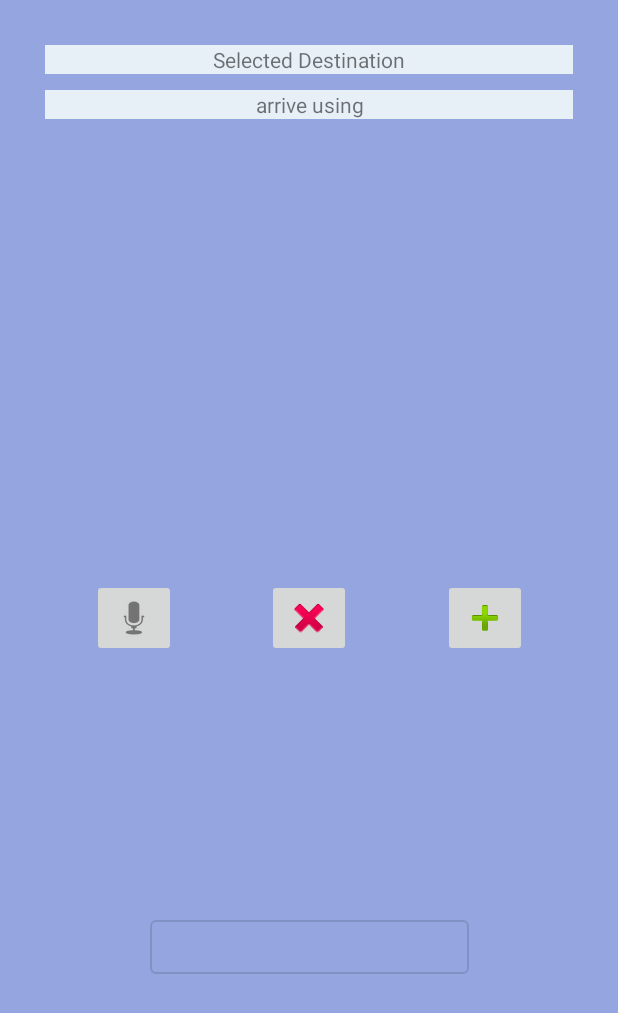
After one commit to liranbr/2022B_MobileDevProject, an Android app: the layout gps_arrival_menu.xml on its own in the app's theme, with its tools: preview values and no code run, on a phone screen of 412 x 824 dp. The commit adds this screen. Shown: the top 1013 px of the screen. Run offline under Robolectric (Android 15) with nearby library versions, the phone set to English and light mode, and no system bars.

Commit message:
added screen arrival_gps

```diff
--- /dev/null
+++ b/app/src/main/res/layout/gps_arrival_menu.xml
@@ -0,0 +1,76 @@
+<?xml version="1.0" encoding="utf-8"?>
+<androidx.constraintlayout.widget.ConstraintLayout xmlns:android="http://schemas.android.com/apk/res/android"
+    xmlns:app="http://schemas.android.com/apk/res-auto"
+    xmlns:tools="http://schemas.android.com/tools"
+    android:layout_width="match_parent"
+    android:layout_height="match_parent"
+    android:background="#94a5df">
+
+    <!-- TODO: design the layout -->
+    <TextView
+        android:id="@+id/textView"
+        android:layout_width="match_parent"
+        android:layout_height="wrap_content"
+        android:layout_margin="30sp"
+        android:background="#e7f0f7"
+        android:gravity="center"
+        android:text="Selected Destination"
+        app:layout_constraintTop_toTopOf="parent" />
+
+    <TextView
+        android:id="@+id/textView4"
+        android:layout_width="match_parent"
+        android:layout_height="wrap_content"
+        android:layout_margin="30sp"
+        android:background="#e7f0f7"
+        android:gravity="center"
+        android:text="arrive using"
+        app:layout_constraintTop_toTopOf="@+id/textView"
+        tools:layout_editor_absoluteX="30dp" />
+
+    <ImageButton
+        android:id="@+id/imageButton"
+        android:layout_width="wrap_content"
+        android:layout_height="wrap_content"
+        app:layout_constraintBottom_toBottomOf="parent"
+        app:layout_constraintEnd_toStartOf="@+id/imageButton5"
+        app:layout_constraintHorizontal_bias="0.5"
+        app:layout_constraintStart_toStartOf="parent"
+        app:layout_constraintTop_toTopOf="parent"
+        app:srcCompat="@android:drawable/ic_btn_speak_now" />
+
+    <ImageButton
+        android:id="@+id/imageButton5"
+        android:layout_width="wrap_content"
+        android:layout_height="wrap_content"
+        app:layout_constraintBottom_toBottomOf="parent"
+        app:layout_constraintEnd_toStartOf="@+id/imageButton3"
+        app:layout_constraintHorizontal_bias="0.5"
+        app:layout_constraintStart_toEndOf="@+id/imageButton"
+        app:layout_constraintTop_toTopOf="parent"
+        app:srcCompat="@android:drawable/ic_delete" />
+
+    <ImageButton
+        android:id="@+id/imageButton3"
+        android:layout_width="wrap_content"
+        android:layout_height="wrap_content"
+        app:layout_constraintBottom_toBottomOf="parent"
+        app:layout_constraintEnd_toEndOf="parent"
+        app:layout_constraintHorizontal_bias="0.5"
+        app:layout_constraintStart_toEndOf="@+id/imageButton5"
+        app:layout_constraintTop_toTopOf="parent"
+        app:srcCompat="@android:drawable/ic_input_add" />
+
+    <com.google.android.material.button.MaterialButton
+        android:id="@+id/button"
+        android:layout_width="wrap_content"
+        android:layout_height="wrap_content"
+        android:text="I'm here, Where Next?"
+        app:layout_constraintBottom_toBottomOf="parent"
+        app:layout_constraintEnd_toEndOf="parent"
+        app:layout_constraintStart_toStartOf="parent"
+        app:layout_constraintTop_toBottomOf="@+id/imageButton5"
+        style="?attr/materialButtonOutlinedStyle"/>
+
+
+</androidx.constraintlayout.widget.ConstraintLayout>
```
Also changed, not shown: app/src/main/java/com/example/mobiledevproject/MainActivity.java (+102 -17 lines), app/src/main/java/com/example/mobiledevproject/Utility/AutoSuggestAdapter.java (added, +107 -0 lines), app/src/main/java/com/example/mobiledevproject/Utility/UtilityMethods.java (added, +12 -0 lines), app/src/main/res/layout/activity_homepage.xml (+16 -3 lines).
